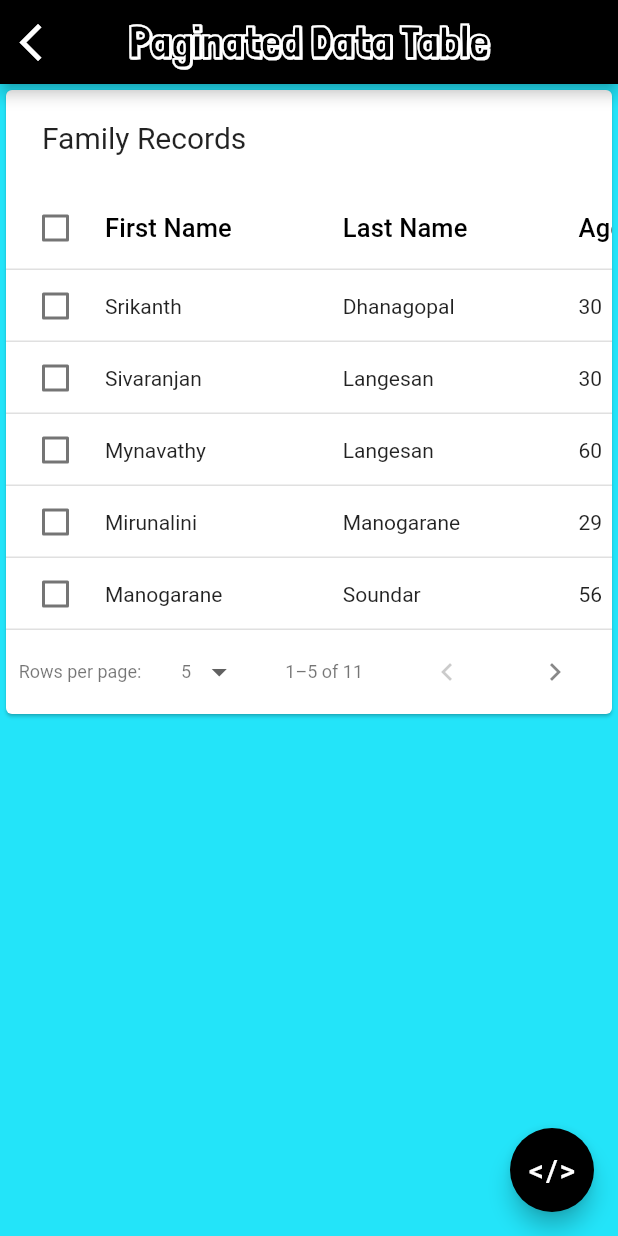
After one commit to Sivaranjan89/FlutterGallery, a Flutter app: the PreviewPaginatedDataTable screen opened directly, on a phone screen of 412 x 824 dp. The commit adds this screen. Run offline on Flutter 3.47's test engine with Material 2 defaults, Android fonts, the phone set to English and light mode, and no system bars; our stand-ins replace webview_flutter.

Commit message:
Paginated Data Table

```diff
--- /dev/null
+++ b/lib/datatable/member.dart
@@ -0,0 +1,28 @@
+
+class Member {
+  var firstName, lastName, gender, status;
+  int age;
+
+  bool selected;
+
+
+  Member({this.firstName, this.lastName, this.age, this.gender, this.status, this.selected});
+
+  static List<Member> getUsers() {
+    List<Member> users = List();
+    users.add(Member(firstName: 'Sivaranjan', lastName: 'Langesan', age: 30, gender: 'Male', status: 'I.T', selected: false));
+    users.add(Member(firstName: 'Mirunalini', lastName: 'Manogarane', age: 29, gender: 'Female', status: 'Home Maker', selected: false));
+    users.add(Member(firstName: 'Dheesha', lastName: 'Sivaranjan', age: 1, gender: 'Female', status: 'Unemployed', selected: false));
+    users.add(Member(firstName: 'Harini', lastName: 'Manogarane', age: 19, gender: 'Female', status: 'Unemployed', selected: false));
+    users.add(Member(firstName: 'Giridhar', lastName: 'Sampathkumar', age: 31, gender: 'Male', status: 'I.T', selected: false));
+    users.add(Member(firstName: 'Joshua', lastName: 'Daniel', age: 30, gender: 'Male', status: 'Business', selected: false));
+    users.add(Member(firstName: 'Srikanth', lastName: 'Dhanagopal', age: 30, gender: 'Male', status: 'Banking', selected: false));
+    users.add(Member(firstName: 'Manogarane', lastName: 'Soundar', age: 56, gender: 'Male', status: 'Business', selected: false));
+    users.add(Member(firstName: 'Langesan', lastName: 'Saba', age: 65, gender: 'Male', status: 'Business', selected: false));
+    users.add(Member(firstName: 'Mynavathy', lastName: 'Langesan', age: 60, gender: 'Female', status: 'Home Maker', selected: false));
+    users.add(Member(firstName: 'Amudha', lastName: 'Manogarane', age: 50, gender: 'Female', status: 'Home Maker', selected: false));
+
+    return users;
+  }
+
+}
--- /dev/null
+++ b/lib/datatable/paginated_data_table.dart
@@ -0,0 +1,222 @@
+import 'dart:core';
+import 'dart:core';
+import 'package:flutter/cupertino.dart';
+import 'package:flutter/material.dart';
+import 'package:flutter_gallery/common_appbar.dart';
+import 'package:flutter_gallery/datatable/User.dart';
+import 'package:flutter_gallery/datatable/member.dart';
+
+import '../app_constants.dart';
+
+class PreviewPaginatedDataTable extends StatefulWidget {
+  List<Member> users;
+  List<Member> selectedUsers;
+  bool sortAscending;
+  int sortColumn = 0;
+  int rowsPerPage = 5;
+
+  @override
+  State<StatefulWidget> createState() {
+    selectedUsers = List();
+    users = Member.getUsers();
+    sortAscending = false;
+    sortColumn = 0;
+    rowsPerPage = 5;
+    return _State();
+  }
+}
+
+class _State extends State<PreviewPaginatedDataTable> {
+
+  @override
+  void initState() {
+    super.initState();
+
+    onSortColum(widget.sortColumn, widget.sortAscending);
+  }
+
+  @override
+  Widget build(BuildContext context) {
+    print('COLUMN :: ' + widget.sortColumn.toString() + '  :::::  ASCEND ? ' + widget.sortAscending.toString());
+    return Scaffold(
+      backgroundColor: ApplicationConstants.appBlue,
+      appBar: PreviewAppBar(appBar: AppBar(), title: 'Paginated Data Table'),
+      floatingActionButton: FloatingActionButton(
+        backgroundColor: Colors.black,
+        child: Text('</>', style: TextStyle(color: Colors.white, fontSize: 20)),
+        onPressed: () {
+          showCode();
+        },
+      ),
+      body: SingleChildScrollView(
+        child: PaginatedDataTable(
+          header: (Text('Family Records')),
+          rowsPerPage: widget.rowsPerPage,
+          availableRowsPerPage: [5,10,15],
+          onRowsPerPageChanged: (value) {
+            setState(() {
+              widget.rowsPerPage = value;
+            });
+          },
+          columns: [ //Create the columns here
+            DataColumn(
+                label: Text('First Name',
+                    style: TextStyle(color: Colors.black, fontSize: 17)),
+                numeric: false,
+                onSort: (index, ascending) {
+                  setState(() { //Update the column to sort here
+                    widget.sortColumn = index;
+                    widget.sortAscending = !widget.sortAscending;
+                    onSortColum(index, widget.sortAscending);
+                  });
+                }),
+            DataColumn(
+                label: Text('Last Name',
+                    style: TextStyle(color: Colors.black, fontSize: 17)),
+                numeric: false,
+                onSort: (index, ascending) {
+                  setState(() {
+                    widget.sortColumn = index;
+                    widget.sortAscending = !widget.sortAscending;
+                    onSortColum(index, widget.sortAscending);
+                  });
+                }),
+            DataColumn(
+                label: Text('Age',
+                    style: TextStyle(color: Colors.black, fontSize: 17)),
+                numeric: false,
+                onSort: (index, ascending) {
+                  setState(() {
+                    widget.sortColumn = index;
+                    widget.sortAscending = !widget.sortAscending;
+                    onSortColum(index, widget.sortAscending);
+                  });
+                }),
+            DataColumn(
+                label: Text('Gender',
+                    style: TextStyle(color: Colors.black, fontSize: 17)),
+                numeric: false,
+                onSort: (index, ascending) {
+                  setState(() {
+                    widget.sortColumn = index;
+                    widget.sortAscending = !widget.sortAscending;
+                    onSortColum(index, widget.sortAscending);
+                  });
+                }),
+            DataColumn(
+                label: Text('Status',
+                    style: TextStyle(color: Colors.black, fontSize: 17)),
+                numeric: false,
+                onSort: (index, ascending) {
+                  setState(() {
+                    widget.sortColumn = index;
+                    widget.sortAscending = !widget.sortAscending;
+                    onSortColum(index, widget.sortAscending);
+                  });
+                }),
+          ],
+
+          source: FamilyDataSource(users: widget.users),
+
+        ),
+      ),
+    );
+  }
+
+  onRowSelected(bool selected, Member user) {
+    if(selected) {
+      widget.selectedUsers.add(user);
+    } else {
+      widget.selectedUsers.remove(user);
+    }
+  }
+
+  onSortColum(int columnIndex, bool ascending) {
+    if (columnIndex == 0) {
+      if (ascending) {
+        widget.users.sort((a, b) => a.firstName.compareTo(b.firstName));
+      } else {
+        widget.users.sort((a, b) => b.firstName.compareTo(a.firstName));
+      }
+    }
+    else if (columnIndex == 1) {
+      if (ascending) {
+        widget.users.sort((a, b) => a.lastName.compareTo(b.lastName));
+      } else {
+        widget.users.sort((a, b) => b.lastName.compareTo(a.lastName));
+      }
+    }
+    else if (columnIndex == 2) {
+      if (ascending) {
+        widget.users.sort((a, b) => a.age.compareTo(b.age));
+      } else {
+        widget.users.sort((a, b) => b.age.compareTo(a.age));
+      }
+    }
+    else if (columnIndex == 3) {
+      if (ascending) {
+        widget.users.sort((a, b) => a.gender.compareTo(b.gender));
+      } else {
+        widget.users.sort((a, b) => b.gender.compareTo(a.gender));
+      }
+    }
+    else if (columnIndex == 4) {
+      if (ascending) {
+        widget.users.sort((a, b) => a.status.compareTo(b.status));
+      } else {
+        widget.users.sort((a, b) => b.status.compareTo(a.status));
+      }
+    }
+  }
+
+  void showCode() {
+    Dialog dialog = ApplicationConstants.getCodeDialog(
+        'https://docs.google.com/document/d/e/2PACX-1vSBhRXyQIY3cOTdTYovo7-CRDYIDk-oA-0tLlUUOrIBggi5sUDzdP5i813duQ--7rDshHIgnIYMmorT/pub');
+    showDialog(context: context, builder: (context) => dialog);
+  }
+}
+
+class FamilyDataSource extends DataTableSource {
+
+  int selectedCount = 0;
+
+  List<Member> users;
+
+  FamilyDataSource({this.users});
+
+
+  @override
+  DataRow getRow(int index) {
+    return DataRow.byIndex(
+      index: index,
+      selected: users[index].selected,
+      onSelectChanged: (b) {
+        selectedCount += b ? 1 : -1;
+        users[index].selected = b;
+        notifyListeners();
+      },
+      cells: <DataCell>[
+        DataCell(Text(users[index].firstName)),
+        DataCell(Text(users[index].lastName)),
+        DataCell(Text(users[index].age.toString())),
+        DataCell(Text(users[index].gender)),
+        DataCell(Text(users[index].status)),
+      ]
+    );
+  }
+
+  @override
+  // TODO: implement isRowCountApproximate
+  bool get isRowCountApproximate => false;
+
+  @override
+  // TODO: implement rowCount
+  int get rowCount => users.length;
+
+  @override
+  // TODO: implement selectedRowCount
+  int get selectedRowCount => selectedCount;
+
+
+
+}
--- a/lib/home/home_page.dart
+++ b/lib/home/home_page.dart
@@ -13,6 +13,7 @@ import 'package:flutter_gallery/button/toggle_button.dart';
 import 'package:flutter_gallery/checkbox/checkbox.dart';
 import 'package:flutter_gallery/chips/chips.dart';
 import 'package:flutter_gallery/datatable/data_table.dart';
+import 'package:flutter_gallery/datatable/paginated_data_table.dart';
 import 'package:flutter_gallery/dialog/alert_dialog.dart';
 import 'package:flutter_gallery/dialog/custom_dialog.dart';
 import 'package:flutter_gallery/dialog/time_date_dialog.dart';
@@ -304,7 +305,7 @@ class _HomePageState extends State<HomePage> {
       Navigator.push(context, MaterialPageRoute(builder: (context) => PreviewDataTable()));
     }
     else if(sorted_titles.elementAt(pos) == 'Paginated Data Table') {
-      Navigator.push(context, MaterialPageRoute(builder: (context) => PreviewDataTable()));
+      Navigator.push(context, MaterialPageRoute(builder: (context) => PreviewPaginatedDataTable()));
     }
   }
 }
```
